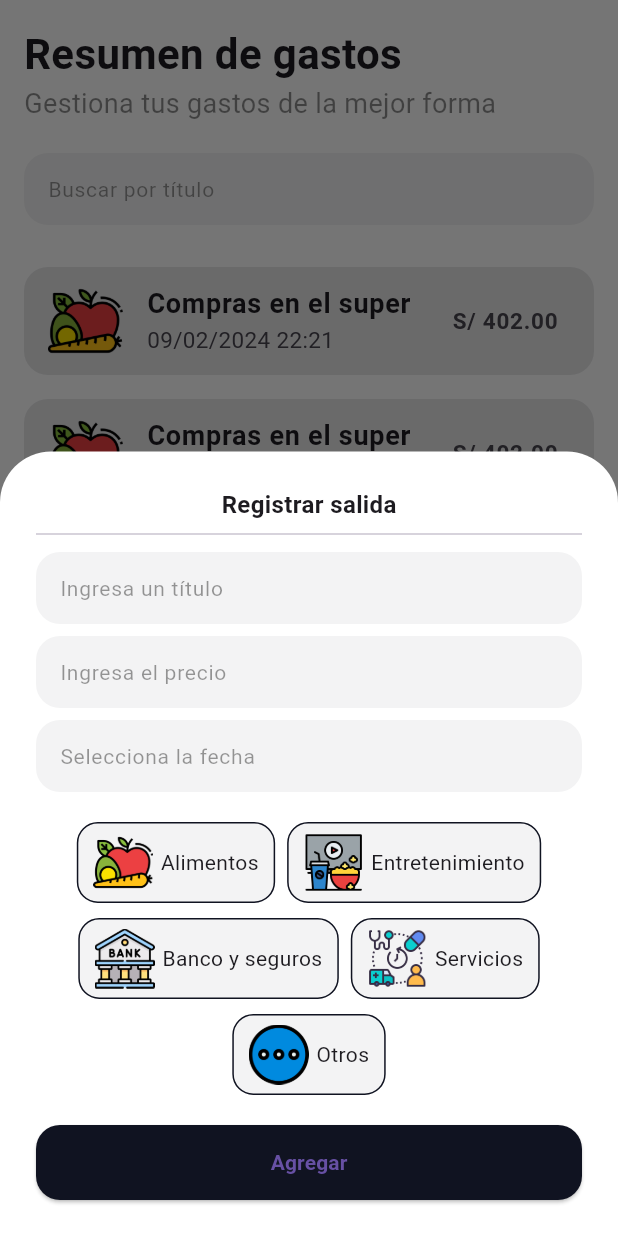
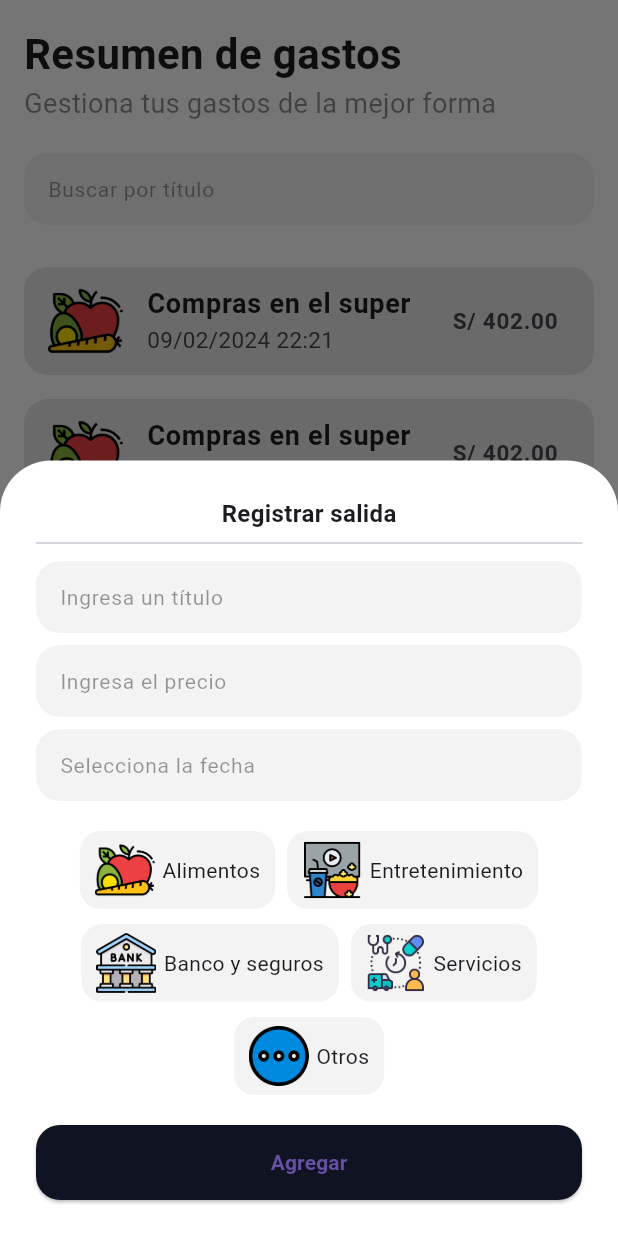
Before and after one commit to WCNosliwsys/gastosapp, a Flutter app: the screen it shows after launch, after a tap on "Agregar", on a phone screen of 412 x 824 dp. Run offline on Flutter 3.47's test engine with Material 3 defaults, Android fonts, the phone set to English and light mode, and no system bars.

Commit message:
register modal

```diff
--- /dev/null
+++ b/lib/modals/register_form_modal.dart
@@ -0,0 +1,131 @@
+import 'package:flutter/material.dart';
+import 'package:gastosappg7/utils/data_general.dart';
+import 'package:gastosappg7/widgets/item_type_widget.dart';
+import 'package:gastosappg7/widgets/texfield_normal_widget.dart';
+import 'package:intl/intl.dart';
+
+class RegisterModal extends StatefulWidget {
+  @override
+  State<RegisterModal> createState() => _RegisterModalState();
+}
+
+class _RegisterModalState extends State<RegisterModal> {
+  TextEditingController _titleController = TextEditingController();
+  TextEditingController _priceController = TextEditingController();
+  TextEditingController _dateController = TextEditingController();
+  String typeSelected = "";
+
+  showDateTimePicker() async {
+    DateTime? datepicker = await showDatePicker(
+        context: context,
+        initialDate: DateTime.now(),
+        firstDate: DateTime(2020),
+        lastDate: DateTime(2030),
+        builder: (BuildContext context, Widget? child) {
+          return Theme(
+            data: ThemeData.light().copyWith(
+                colorScheme: ColorScheme.light(
+                  primary: Color(0xff101321),
+                ),
+                dialogTheme: DialogTheme(
+                  shape: RoundedRectangleBorder(
+                    borderRadius: BorderRadius.circular(24.0),
+                  ),
+                )),
+            child: child!,
+          );
+        });
+    print(datepicker);
+    // if (datepicker != null) {
+    //   _dateController.text = datepicker.toString();
+    //   setState(() {});
+    // }
+    if (datepicker != null) {
+      final DateFormat _formatter = DateFormat("dd/MM/yyyy");
+      _dateController.text = _formatter.format(datepicker);
+      setState(() {});
+    }
+  }
+
+  @override
+  Widget build(BuildContext context) {
+    return Container(
+      padding: EdgeInsets.all(24),
+      decoration: BoxDecoration(
+        color: Colors.white,
+        borderRadius: BorderRadius.only(
+          topLeft: Radius.circular(34),
+          topRight: Radius.circular(34),
+        ),
+      ),
+      child: Column(
+        mainAxisSize: MainAxisSize.min,
+        children: [
+          Text(
+            "Registrar salida",
+            style: TextStyle(fontWeight: FontWeight.w700, fontSize: 16),
+          ),
+          Divider(),
+          TextFieldNormalWidget(
+            hintText: "Ingresa un título",
+            controller: _titleController,
+          ),
+          TextFieldNormalWidget(
+            hintText: "Ingresa el precio",
+            isNumber: true,
+            controller: _priceController,
+          ),
+          TextFieldNormalWidget(
+            hintText: "Selecciona la fecha",
+            isDatePicker: true,
+            onTap: () {
+              print("este es el datepicjer");
+              showDateTimePicker();
+            },
+            controller: _dateController,
+          ),
+          SizedBox(
+            height: 16,
+          ),
+          Wrap(
+            alignment: WrapAlignment.center,
+            spacing: 8.0,
+            runSpacing: 10.0,
+            children: types
+                .map((e) => ItemTypeWidget(
+                      type: e,
+                      isSelected: e["name"] == typeSelected,
+                      onTap: () {
+                        typeSelected = e["name"];
+                        print("Hola");
+                        print(typeSelected);
+                        setState(() {});
+                      },
+                    ))
+                .toList(),
+          ),
+          SizedBox(
+            height: 20,
+          ),
+          SizedBox(
+            width: double.infinity,
+            height: 50,
+            child: ElevatedButton(
+              style: ElevatedButton.styleFrom(
+                backgroundColor: Color(0xff101321),
+                shape: RoundedRectangleBorder(
+                  borderRadius: BorderRadius.circular(16.0),
+                ),
+              ),
+              onPressed: () {},
+              child: Text(
+                "Agregar",
+                style: TextStyle(fontWeight: FontWeight.bold),
+              ),
+            ),
+          )
+        ],
+      ),
+    );
+  }
+}
--- a/lib/pages/home_page.dart
+++ b/lib/pages/home_page.dart
@@ -1,4 +1,5 @@
 import 'package:flutter/material.dart';
+import 'package:gastosappg7/modals/register_form_modal.dart';
 import 'package:gastosappg7/utils/data_general.dart';
 import 'package:gastosappg7/widgets/item_gasto_widget.dart';
 import 'package:gastosappg7/widgets/item_type_widget.dart';
@@ -12,41 +13,6 @@ class HomePage extends StatefulWidget {
 
 class _HomePageState extends State<HomePage> {
   TextEditingController _searchController = TextEditingController();
-  TextEditingController _titleController = TextEditingController();
-  TextEditingController _priceController = TextEditingController();
-  TextEditingController _dateController = TextEditingController();
-
-  showDateTimePicker() async {
-    DateTime? datepicker = await showDatePicker(
-        context: context,
-        initialDate: DateTime.now(),
-        firstDate: DateTime(2020),
-        lastDate: DateTime(2030),
-        builder: (BuildContext context, Widget? child) {
-          return Theme(
-            data: ThemeData.light().copyWith(
-                colorScheme: ColorScheme.light(
-                  primary: Color(0xff101321),
-                ),
-                dialogTheme: DialogTheme(
-                  shape: RoundedRectangleBorder(
-                    borderRadius: BorderRadius.circular(24.0),
-                  ),
-                )),
-            child: child!,
-          );
-        });
-    print(datepicker);
-    // if (datepicker != null) {
-    //   _dateController.text = datepicker.toString();
-    //   setState(() {});
-    // }
-    if (datepicker != null) {
-      final DateFormat _formatter = DateFormat("dd/MM/yyyy");
-      _dateController.text = _formatter.format(datepicker);
-      setState(() {});
-    }
-  }
 
   showModalRegister() {
     showModalBottomSheet(
@@ -58,78 +24,7 @@ class _HomePageState extends State<HomePage> {
           padding: EdgeInsets.only(
             bottom: MediaQuery.of(context).viewInsets.bottom,
           ),
-          child: Container(
-            padding: EdgeInsets.all(24),
-            decoration: BoxDecoration(
-              color: Colors.white,
-              borderRadius: BorderRadius.only(
-                topLeft: Radius.circular(34),
-                topRight: Radius.circular(34),
-              ),
-            ),
-            child: Column(
-              mainAxisSize: MainAxisSize.min,
-              children: [
-                Text(
-                  "Registrar salida",
-                  style: TextStyle(fontWeight: FontWeight.w700, fontSize: 16),
-                ),
-                Divider(),
-                TextFieldNormalWidget(
-                  hintText: "Ingresa un título",
-                  controller: _titleController,
-                ),
-                TextFieldNormalWidget(
-                  hintText: "Ingresa el precio",
-                  isNumber: true,
-                  controller: _priceController,
-                ),
-                TextFieldNormalWidget(
-                  hintText: "Selecciona la fecha",
-                  isDatePicker: true,
-                  onTap: () {
-                    print("este es el datepicjer");
-                    showDateTimePicker();
-                  },
-                  controller: _dateController,
-                ),
-                SizedBox(
-                  height: 16,
-                ),
-                Wrap(
-                  alignment: WrapAlignment.center,
-                  spacing: 8.0,
-                  runSpacing: 10.0,
-                  children: types
-                      .map((e) => ItemTypeWidget(
-                            type: e,
-                            isSelected: true,
-                          ))
-                      .toList(),
-                ),
-                SizedBox(
-                  height: 20,
-                ),
-                SizedBox(
-                  width: double.infinity,
-                  height: 50,
-                  child: ElevatedButton(
-                    style: ElevatedButton.styleFrom(
-                      backgroundColor: Color(0xff101321),
-                      shape: RoundedRectangleBorder(
-                        borderRadius: BorderRadius.circular(16.0),
-                      ),
-                    ),
-                    onPressed: () {},
-                    child: Text(
-                      "Agregar",
-                      style: TextStyle(fontWeight: FontWeight.bold),
-                    ),
-                  ),
-                )
-              ],
-            ),
-          ),
+          child: RegisterModal(),
         );
       },
     );
--- a/lib/widgets/item_type_widget.dart
+++ b/lib/widgets/item_type_widget.dart
@@ -1,22 +1,31 @@
 import 'package:flutter/material.dart';
 
-class ItemTypeWidget extends StatelessWidget {
+class ItemTypeWidget extends StatefulWidget {
   Map<String, dynamic> type;
   bool isSelected;
+  VoidCallback onTap;
 
   ItemTypeWidget({
     required this.type,
     required this.isSelected,
+    required this.onTap,
   });
 
   @override
+  State<ItemTypeWidget> createState() => _ItemTypeWidgetState();
+}
+
+class _ItemTypeWidgetState extends State<ItemTypeWidget> {
+  @override
   Widget build(BuildContext context) {
-    return Container(
+    return GestureDetector(
+      onTap: widget.onTap,
+      child: Container(
         padding: EdgeInsets.symmetric(horizontal: 10, vertical: 6),
         decoration: BoxDecoration(
           color: Color(0xff101321).withOpacity(0.05),
           borderRadius: BorderRadius.circular(14.0),
-        border: isSelected
+          border: widget.isSelected
               ? Border.all(width: 1.0, color: Color(0xff101321))
               : null,
         ),
@@ -24,15 +33,16 @@ class ItemTypeWidget extends StatelessWidget {
           mainAxisSize: MainAxisSize.min,
           children: [
             Image.asset(
-            type["image"],
+              widget.type["image"],
               height: 40,
               width: 40,
             ),
             SizedBox(
               width: 5,
             ),
-          Text(type["name"])
+            Text(widget.type["name"])
           ],
+        ),
       ),
     );
   }
```
Lines whose indentation alone changed are shown as unchanged.
